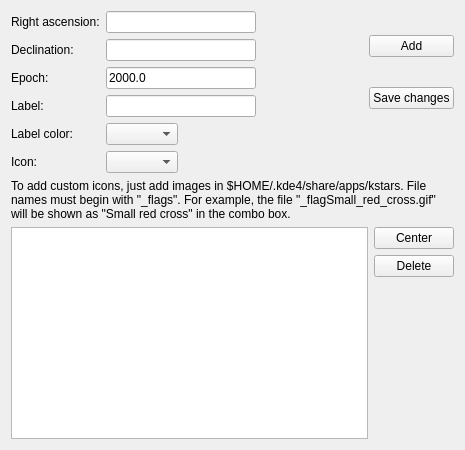
Before: the Qt Designer form kstars/tools/flagmanager.ui in KDE/kstars, drawn with Qt 5.
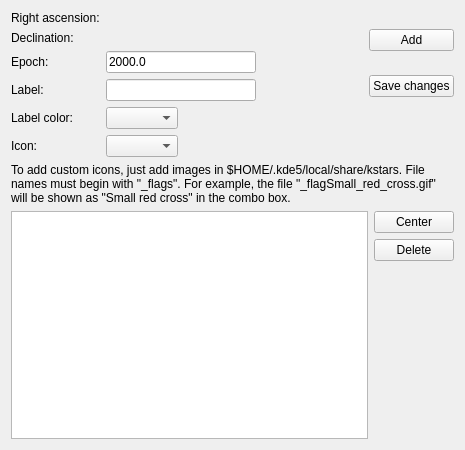
After: the same form once the commit is applied. Custom widgets are drawn as their Qt base class.

Commit message: Flag manager and component migrated to KF5

What changed in the file:
```diff
--- a/kstars/tools/flagmanager.ui
+++ b/kstars/tools/flagmanager.ui
@@ -34,7 +34,7 @@
           </widget>
          </item>
          <item row="0" column="1">
-          <widget class="dmsBox" name="raBox">
+          <widget class="dmsBox" name="raBox" native="true">
            <property name="maximumSize">
             <size>
              <width>150</width>
@@ -51,7 +51,7 @@
           </widget>
          </item>
          <item row="1" column="1">
-          <widget class="dmsBox" name="decBox">
+          <widget class="dmsBox" name="decBox" native="true">
            <property name="maximumSize">
             <size>
              <width>150</width>
@@ -166,7 +166,7 @@
      <item>
       <widget class="QLabel" name="label_3">
        <property name="text">
-        <string>To add custom icons, just add images in $HOME/.kde4/share/apps/kstars. File names must begin with &quot;_flags&quot;. For example, the file &quot;_flagSmall_red_cross.gif&quot; will be shown as &quot;Small red cross&quot; in the combo box.</string>
+        <string>To add custom icons, just add images in $HOME/.kde5/local/share/kstars. File names must begin with &quot;_flags&quot;. For example, the file &quot;_flagSmall_red_cross.gif&quot; will be shown as &quot;Small red cross&quot; in the combo box.</string>
        </property>
        <property name="wordWrap">
         <bool>true</bool>
@@ -238,24 +238,14 @@
   </layout>
  </widget>
  <customwidgets>
-  <customwidget>
-   <class>QLineEdit</class>
-   <extends>QLineEdit</extends>
-   <header>klineedit.h</header>
-  </customwidget>
   <customwidget>
    <class>KColorCombo</class>
    <extends>QComboBox</extends>
    <header>kcolorcombo.h</header>
   </customwidget>
-  <customwidget>
-   <class>QComboBox</class>
-   <extends>QComboBox</extends>
-   <header>QComboBox.h</header>
-  </customwidget>
   <customwidget>
    <class>dmsBox</class>
-   <extends>QLineEdit</extends>
+   <extends>QWidget</extends>
    <header>widgets/dmsbox.h</header>
   </customwidget>
  </customwidgets>
```
The commit also changes 2 other files.
